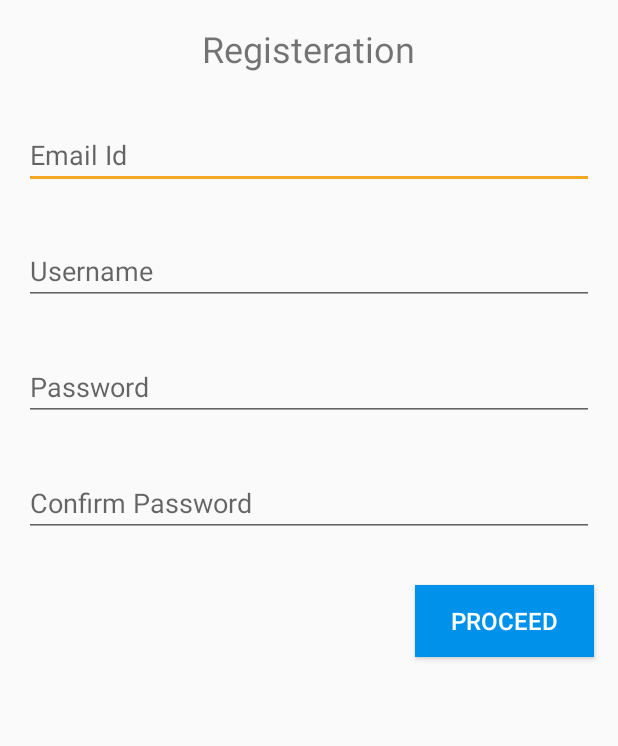
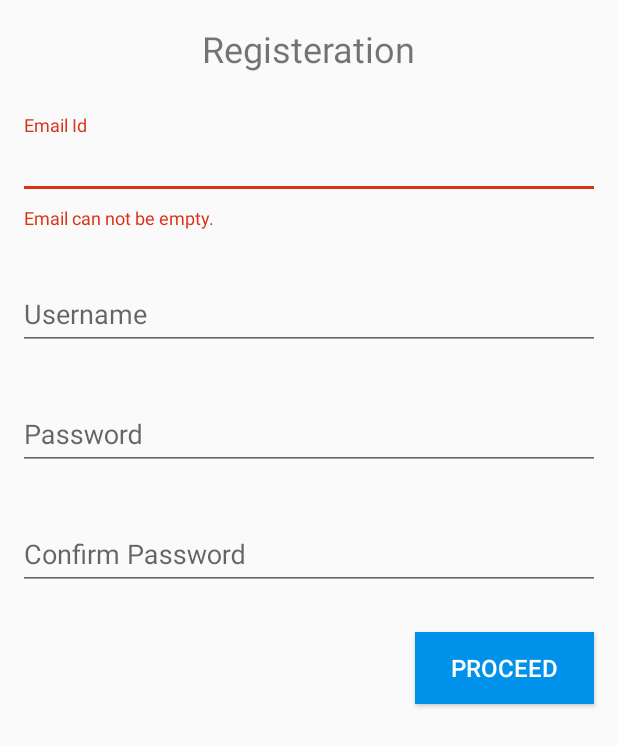
Before and after one commit to pulkitgpt27/Quit_it-0.4, an Android app: the PatientRegistration screen opened directly, with no data from a screen before it, after a tap on "PROCEED", on a phone screen of 412 x 824 dp. Shown: the top 746 px of the screen. Run offline under Robolectric (Android 15) with nearby library versions, the phone set to English and light mode, and no system bars; our stand-ins replace Firebase (no records; nobody signed in at launch, a user with empty details on screens opened directly).

Commit message:
same without checksums

```diff
--- a/app/src/main/java/com/example/android/quitit/PatientRegistration.java
+++ b/app/src/main/java/com/example/android/quitit/PatientRegistration.java
@@ -1,11 +1,10 @@
 package com.example.android.quitit;
 
-import android.content.Context;
 import android.content.Intent;
 import android.os.Bundle;
-import android.os.Parcel;
 import android.support.annotation.NonNull;
 import android.support.annotation.Nullable;
+import android.support.design.widget.TextInputLayout;
 import android.support.v7.app.AppCompatActivity;
 import android.view.View;
 import android.widget.Button;
@@ -14,23 +13,17 @@ import android.widget.Toast;
 
 import com.google.android.gms.tasks.OnCompleteListener;
 import com.google.android.gms.tasks.Task;
-import com.google.firebase.auth.AuthCredential;
 import com.google.firebase.auth.AuthResult;
 import com.google.firebase.auth.FirebaseAuth;
 import com.google.firebase.auth.FirebaseUser;
-import com.google.firebase.auth.PhoneAuthCredential;
-import com.google.firebase.auth.PhoneAuthProvider;
 import com.google.firebase.database.DataSnapshot;
 import com.google.firebase.database.DatabaseError;
 import com.google.firebase.database.DatabaseReference;
 import com.google.firebase.database.FirebaseDatabase;
 import com.google.firebase.database.ValueEventListener;
-import com.google.firebase.storage.StorageReference;
 
 import java.util.HashMap;
 import java.util.Set;
-
-import static com.example.android.quitit.FirebaseMethods.getUserId;
 
 /**
  * Created by Ayush vaid on 23-03-2018.
@@ -40,18 +33,24 @@ public class PatientRegistration extends AppCompatActivity {
 
     public String doctor_key;
     public String doctor_email;
-    private EditText patientEmailEdt;
+    private EditText patient_email;
     private EditText patient_uname;
     private EditText patient_pword;
     private EditText patient_pwordconf;
+    private TextInputLayout $email_layout;
+    private TextInputLayout $username_layout;
+    private TextInputLayout $password_layout;
+    private TextInputLayout $password_confirm_layout;
+
     private Button checkPatientBtn;
     private DatabaseReference mPatientsDatabaseReference;
+    private DatabaseReference mDoctorsDatabaseReference;
     private ValueEventListener mValueEventListener;
-    public Entry CurrentPatient;
     private boolean found;
     private String entry_key;
     private Patient patient;
     protected FirebaseAuth mAuth;
+    public HashMap<String,Boolean> validation;
 
     @Override
     protected void onCreate(@Nullable Bundle savedInstanceState) {
@@ -62,46 +61,114 @@ public class PatientRegistration extends AppCompatActivity {
         //mDoctorsDatabaseReference =  FirebaseDatabase.getInstance().getReference().child("doctors").child(doctor_key).child("patients");
         mAuth = FirebaseAuth.getInstance();
 
-        patientEmailEdt = (EditText) findViewById(R.id.patient_id_edit_text);
+        validation = new HashMap<String,Boolean>();
+        validation.put("email",false);
+        validation.put("username",false);
+        validation.put("password",false);
+        validation.put("password_confirm",false);
+
+        patient_email = (EditText) findViewById(R.id.patient_id_edit_text);
         patient_uname = (EditText) findViewById(R.id.patient_username);
         patient_pword = (EditText) findViewById(R.id.patient_password);
         patient_pwordconf = (EditText) findViewById(R.id.patient_password_confirm);
 
-        patient = new Patient();
-        mPatientsDatabaseReference = FirebaseDatabase.getInstance().getReference().child("patients");
-        mValueEventListener = new ValueEventListener() {
+        $email_layout = (TextInputLayout) findViewById(R.id.email_layout);
+        $username_layout = (TextInputLayout) findViewById(R.id.username_layout);
+        $password_layout = (TextInputLayout) findViewById(R.id.password_layout);
+        $password_confirm_layout = (TextInputLayout) findViewById(R.id.password_confirm_layout);
+
+        patient_email.setOnFocusChangeListener(new View.OnFocusChangeListener() {
             @Override
-            public void onDataChange(DataSnapshot dataSnapshot) {
-                found = false;
-                for (DataSnapshot child : dataSnapshot.getChildren()) {
-                    Doctor currentDoctor = child.getValue(Doctor.class);
-                    if (currentDoctor.getMail_id() != null) {
-                        HashMap<String, Entry> patients = currentDoctor.getPatients();
-                        if (currentDoctor.getMail_id().equals(getUserId())) {
-                            found = true;
-                            if (patients != null) {
-                                Set<String> ks = patients.keySet();
-                                for (String key : ks) {
-                                    Entry e = patients.get(key);
-                                    if (e.getEmail().equals(patientEmailEdt.getText().toString())) {
-                                        CurrentPatient = e;
-                                        entry_key = key;
-                                        found = true;
+            public void onFocusChange(View view, boolean b) {
+                if(!b){
+                    if(!ValidateEntry.validateEmpty(patient_email.getText().toString())){
+                        $email_layout.setErrorEnabled(true);
+                        $email_layout.setError("Email can not be empty.");
+                        validation.put("email",false);
                     }
+                    else if(!ValidateEntry.validateEmail(patient_email.getText().toString())){
+                        $email_layout.setErrorEnabled(true);
+                        $email_layout.setError("Email is invalid.");
+                        validation.put("email",false);
                     }
-                            } else {
-                                Toast.makeText(getBaseContext(), "No Record could be found with this ", Toast.LENGTH_SHORT);
-                                found = false;
+                    else{
+                        $email_layout.setError("");
+                        $email_layout.setErrorEnabled(false);
+                        validation.put("email",true);
                     }
                 }
             }
+        });
+
+        patient_uname.setOnFocusChangeListener(new View.OnFocusChangeListener() {
+            @Override
+            public void onFocusChange(View view, boolean b) {
+                if(!b){
+                    if(!ValidateEntry.validateEmpty(patient_uname.getText().toString())){
+                        $username_layout.setErrorEnabled(true);
+                        $username_layout.setError("Username can not be empty.");
+                        validation.put("username",false);
+                    }
+                    else{
+                        $username_layout.setError("");
+                        $username_layout.setErrorEnabled(false);
+                        validation.put("username",true);
                     }
                 }
+            }
+        });
 
+        patient_pword.setOnFocusChangeListener(new View.OnFocusChangeListener() {
             @Override
-            public void onCancelled(DatabaseError databaseError) {
+            public void onFocusChange(View view, boolean b) {
+                if(!b){
+                    if(!ValidateEntry.validateEmpty(patient_pword.getText().toString())){
+                        $password_layout.setErrorEnabled(true);
+                        $password_layout.setError("Password can not be empty.");
+                        validation.put("password",false);
                     }
-        };
+                    else if(!ValidateEntry.validatePasswordLength(patient_pword.getText().toString())){
+                        $password_layout.setErrorEnabled(true);
+                        $password_layout.setError("Password length : Insufficient.");
+                        validation.put("password",false);
+                    }
+                    else{
+                        $password_layout.setError("");
+                        $password_layout.setErrorEnabled(false);
+                        validation.put("password",true);
+                    }
+                }
+            }
+        });
+
+        patient_pwordconf.setOnFocusChangeListener(new View.OnFocusChangeListener() {
+            @Override
+            public void onFocusChange(View view, boolean b) {
+                if(!b){
+                    if(!ValidateEntry.validateEmpty(patient_pword.getText().toString())){
+                        $password_confirm_layout.setErrorEnabled(true);
+                        $password_confirm_layout.setError("This field can not be empty.");
+                        validation.put("password_confirm",false);
+                    }
+                    else if(!ValidateEntry.validateConfirmPassword(patient_pword.getText().toString(),patient_pwordconf.getText().toString())){
+                        $password_confirm_layout.setErrorEnabled(true);
+                        $password_confirm_layout.setError("Passwords do not match");
+                        validation.put("password_confrim",false);
+                    }
+                    else{
+                        $password_confirm_layout.setError("");
+                        $password_confirm_layout.setErrorEnabled(false);
+                        validation.put("password_confirm",true);
+                    }
+                }
+            }
+        });
+
+        final String uname = patient_uname.getText().toString();
+        final String pword = patient_pword.getText().toString();
+        patient = new Patient();
+        mPatientsDatabaseReference = FirebaseDatabase.getInstance().getReference().child("patients");
+        mDoctorsDatabaseReference = FirebaseDatabase.getInstance().getReference().child("Doctors");
 
         //CREATE PATIENT HERE WITHOUT THE ENTRY_REFERENCE
 
@@ -109,22 +176,26 @@ public class PatientRegistration extends AppCompatActivity {
         checkPatientBtn.setOnClickListener(new View.OnClickListener() {
             @Override
             public void onClick(View view) {
-                if (patientEmailEdt.getText().toString().equals(""))
-                    Toast.makeText(getBaseContext(), "Email-address is missing.", Toast.LENGTH_SHORT);
-                else if (patient_uname.getText().toString().equals(""))
-                    Toast.makeText(getBaseContext(), "Please enter username.", Toast.LENGTH_SHORT);
-                else if (patient_pword.getText().toString().equals(""))
-                    Toast.makeText(getBaseContext(), "Please enter password.", Toast.LENGTH_SHORT);
-                else if (!patient_pword.getText().toString().equals(patient_pwordconf.getText().toString()))
+                patient_email.clearFocus();
+                patient_uname.clearFocus();
+                patient_pword.clearFocus();
+                patient_pwordconf.clearFocus();
+                if (!validation.get("email"))
+                    Toast.makeText(getBaseContext(), "Email-address error", Toast.LENGTH_SHORT);
+                else if (!validation.get("username"))
+                    Toast.makeText(getBaseContext(), "Username error.", Toast.LENGTH_SHORT);
+                else if (!validation.get("password"))
+                    Toast.makeText(getBaseContext(), "Password error.", Toast.LENGTH_SHORT);
+                else if (!validation.get("passowrd_confirm"))
                     Toast.makeText(getBaseContext(), "Passwords do not match.", Toast.LENGTH_SHORT);
                 else {
-                    mPatientsDatabaseReference.addListenerForSingleValueEvent(mValueEventListener);
+                    firebasedatafetch();
+                    patient.setUsername(patient_uname.getText().toString());
+                    patient.setEmailId(patient_email.getText().toString());
+                    patient.setPassword(patient_pword.getText().toString());
                     if (found == true) {
                         //SET THE THE VALUE OF ENTRY_KEY in PATIENT OBJECT
                         //INTENT TO PATIENT-HOME-SCREEN
-                        patient.setUsername(patient_uname.getText().toString());
-                        patient.setEmailId(patientEmailEdt.getText().toString());
-                        patient.setPassword(patient_pword.getText().toString());
                         patient.setEntry_key(entry_key);
                         patient.setDoctor_key(doctor_key);
                         mPatientsDatabaseReference.push().setValue(null, new DatabaseReference.CompletionListener() {
@@ -138,11 +209,18 @@ public class PatientRegistration extends AppCompatActivity {
                         startActivity((new Intent(PatientRegistration.this, MainActivity.class)));
                         finish();
                     } else {
+                        registerUser(uname, pword);
+                        startActivity((new Intent(PatientRegistration.this, AskDoctorAffiliationActivity.class)));
+                        finish();
+                    }
+                }
+            }
+        });
+    }
 
-                        final String uname = patient_uname.getText().toString();
-                        final String pword = patient_pword.getText().toString();
+    protected void registerUser(String username, String password){
 
-                        mAuth.createUserWithEmailAndPassword(uname, pword)
+        mAuth.createUserWithEmailAndPassword(username, password)
                 .addOnCompleteListener(PatientRegistration.this, new OnCompleteListener<AuthResult>() {
                     @Override
                     public void onComplete(@NonNull Task<AuthResult> task) {
@@ -159,19 +237,40 @@ public class PatientRegistration extends AppCompatActivity {
                     }
                 });
 
+    }
+    @Override
+    protected void onActivityResult(int requestCode, int resultCode, Intent data) {
+        super.onActivityResult(requestCode, resultCode, data);
+    }
 
-                        //INTENT TO NEW-ENTRY-ACTIVITY WITH PATIENT-OBJECT IN EXTRAS
-                        startActivity((new Intent(PatientRegistration.this, AskDoctorAffiliationActivity.class)));
-                        finish();
+    private void firebasedatafetch(){
+        mValueEventListener = new ValueEventListener() {
+            @Override
+            public void onDataChange(DataSnapshot dataSnapshot) {
+                found = false;
+                for (DataSnapshot child : dataSnapshot.getChildren()) {
+                    Doctor currentDoctor = child.getValue(Doctor.class);
+                    if (currentDoctor.getMail_id() != null) {
+                        HashMap<String, Entry> patients = currentDoctor.getPatients();
+                        if (patients != null) {
+                            Set<String> ks = patients.keySet();
+                            for (String key : ks) {
+                                Entry e = patients.get(key);
+                                if (e.getEmail().equals(patient_email.getText().toString())) {
+                                    //CurrentPatient = e;
+                                    doctor_key = child.getKey();
+                                    entry_key = key;
+                                    found = true;
                                 }
                             }
                         }
-        });
-    }
-
-    @Override
-    protected void onActivityResult(int requestCode, int resultCode, Intent data) {
-        super.onActivityResult(requestCode, resultCode, data);
-
                     }
                 }
+            }
+            @Override
+            public void onCancelled(DatabaseError databaseError) {
+            }
+        };
+        mDoctorsDatabaseReference.addValueEventListener(mValueEventListener);
+    }
+}
--- a/app/src/main/res/layout/activity_patient_registration.xml
+++ b/app/src/main/res/layout/activity_patient_registration.xml
@@ -1,5 +1,7 @@
 <?xml version="1.0" encoding="utf-8"?>
-<LinearLayout xmlns:android="http://schemas.android.com/apk/res/android"
+<LinearLayout
+    xmlns:app="http://schemas.android.com/apk/res-auto"
+    xmlns:android="http://schemas.android.com/apk/res/android"
     android:orientation="vertical" android:layout_width="match_parent"
     android:layout_height="match_parent">
 
@@ -11,39 +13,60 @@
         android:textSize="24sp"
         android:layout_margin="16dp"/>
 
+    <android.support.design.widget.TextInputLayout
+        android:id="@+id/email_layout"
+        android:layout_width="match_parent"
+        android:layout_height="wrap_content"
+        android:layout_margin="12dp"
+        app:errorTextAppearance="@style/error_appearance">
         <EditText
-        android:layout_marginTop="16dp"
             android:id="@+id/patient_id_edit_text"
             android:layout_width="match_parent"
             android:layout_height="wrap_content"
             android:singleLine="true"
-        android:hint="Email Id"
-        android:layout_margin="16dp"/>
+            android:hint="Email Id"/>
+    </android.support.design.widget.TextInputLayout>
 
+    <android.support.design.widget.TextInputLayout
+        android:id="@+id/username_layout"
+        android:layout_width="match_parent"
+        android:layout_height="wrap_content"
+        android:layout_margin="12dp"
+        app:errorTextAppearance="@style/error_appearance">
         <EditText
-        android:layout_marginTop="16dp"
             android:id="@+id/patient_username"
             android:layout_width="match_parent"
             android:layout_height="wrap_content"
             android:singleLine="true"
-        android:hint="Username"
-        android:layout_margin="16dp"/>
+            android:hint="Username"/>
+    </android.support.design.widget.TextInputLayout>
+
+    <android.support.design.widget.TextInputLayout
+        android:id="@+id/password_layout"
+        android:layout_width="match_parent"
+        android:layout_height="wrap_content"
+        android:layout_margin="12dp">
+        <EditText android:id="@+id/patient_password"
+            android:layout_width="match_parent"
+            android:layout_height="wrap_content"
+            android:inputType="textPassword"
+            android:hint="Password"/>
+    </android.support.design.widget.TextInputLayout>
+
+    <android.support.design.widget.TextInputLayout
+        android:id="@+id/password_confirm_layout"
+        android:layout_width="match_parent"
+        android:layout_height="wrap_content"
+        android:layout_margin="12dp"
+        app:errorTextAppearance="@style/error_appearance">
         <EditText
-        android:layout_marginTop="16dp"
-        android:id="@+id/patient_password"
+            android:id="@+id/patient_password_confirm"
+            android:inputType="textPassword"
             android:layout_width="match_parent"
             android:layout_height="wrap_content"
             android:singleLine="true"
-        android:hint="Password"
-        android:layout_margin="16dp"/>
-    <EditText
-        android:layout_marginTop="16dp"
-        android:id="@+id/patient_password_confirm"
-        android:layout_width="match_parent"
-        android:layout_height="wrap_content"
-        android:singleLine="true"
-        android:hint="Confirm Password"
-        android:layout_margin="16dp"/>
+            android:hint="Confirm Password"/>
+    </android.support.design.widget.TextInputLayout>
 
     <Button
         android:id="@+id/check_patient"
--- a/build.gradle
+++ b/build.gradle
@@ -3,6 +3,7 @@
 buildscript {
     repositories {
         jcenter()
+        google()
     }
     dependencies {
         classpath 'com.android.tools.build:gradle:3.0.1'
@@ -15,6 +16,7 @@ buildscript {
 allprojects {
     repositories {
         jcenter()
+        google()
     }
 }
 
```
Also changed, not shown: app/src/main/java/com/example/android/quitit/NewEntryActivity.java (+24 -26 lines), app/src/main/java/com/example/android/quitit/Patient.java (+43 -14 lines), app/src/main/java/com/example/android/quitit/ValidateEntry.java (+15 -0 lines). Lines whose indentation alone changed are shown as unchanged.
